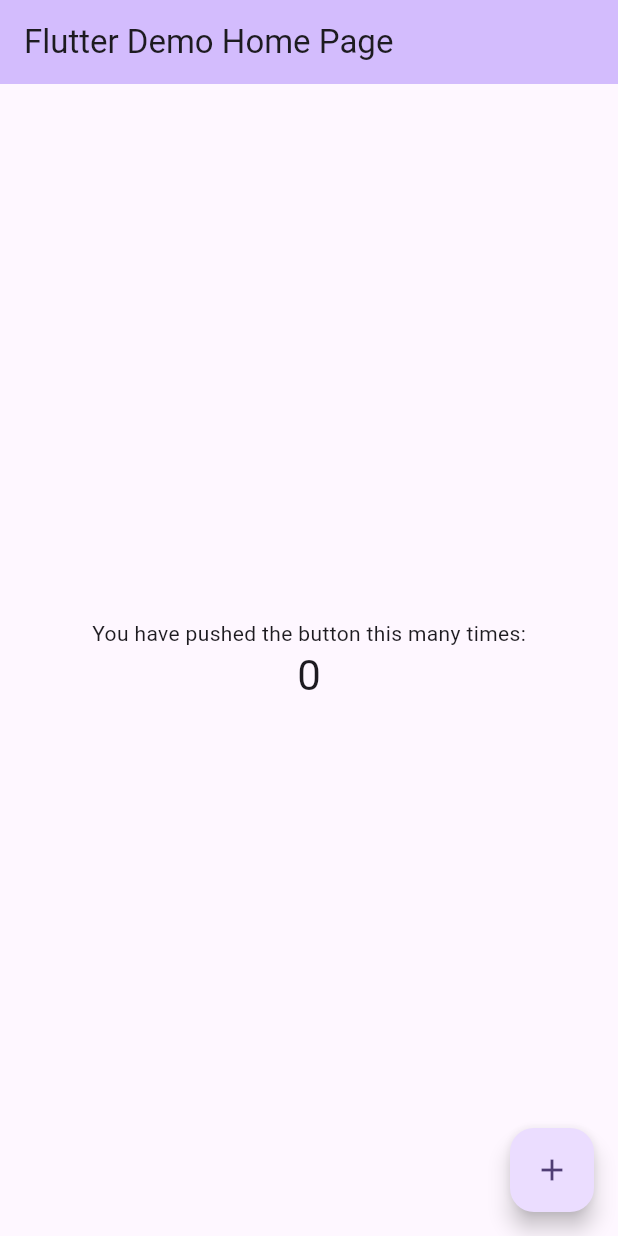
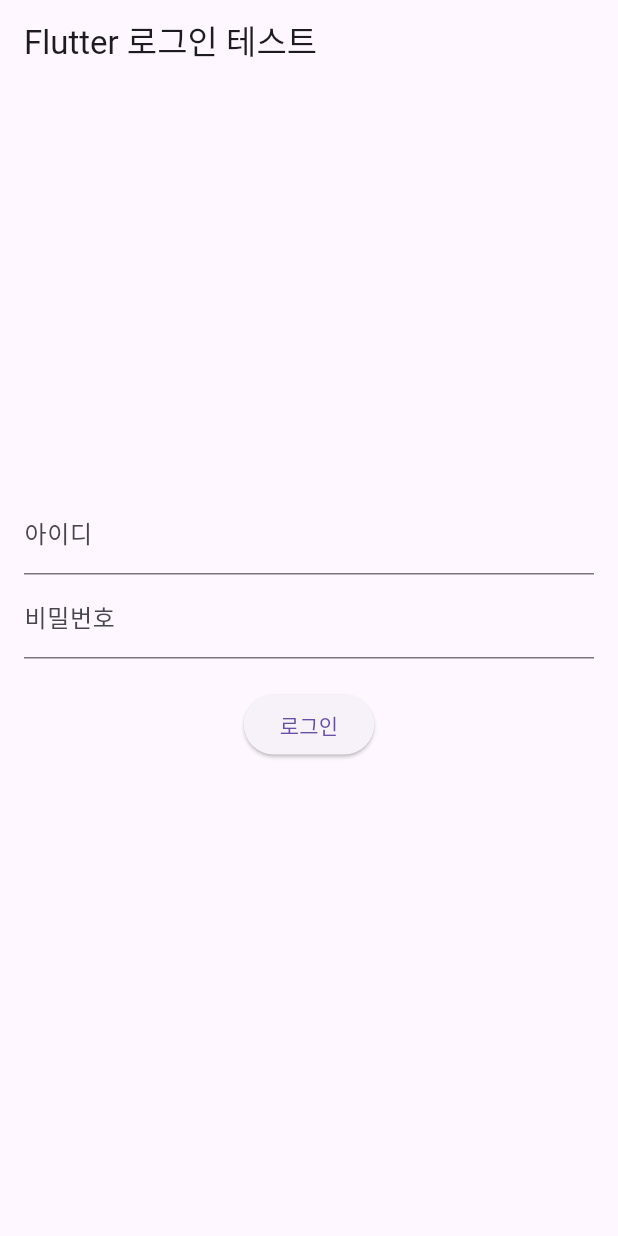
Before and after one commit to kkameoo/petworkFlutter, a Flutter app: the screen it shows after launch, on a phone screen of 412 x 824 dp. Run offline on Flutter 3.47's test engine with Material 3 defaults, Android fonts, the phone set to English and light mode, and no system bars.

Commit message:
DESIGN: 로그인테스트 구현

```diff
--- /dev/null
+++ b/lib/login_page.dart
@@ -0,0 +1,55 @@
+import 'package:flutter/material.dart';
+
+class LoginPage extends StatefulWidget {
+  @override
+  _LoginPageState createState() => _LoginPageState();
+}
+class _LoginPageState extends State<LoginPage> {
+  final TextEditingController _usernameController = TextEditingController();
+  final TextEditingController _passwordController = TextEditingController();
+  String _message ="";
+
+  void _login() {
+    String username = _usernameController.text;
+    String password = _passwordController.text;
+
+    if (username == 'testuser' && password == '1234') {
+      setState(() {
+        _message = '로그인 성공';
+      });
+    } else {
+      setState(() {
+        _message = '로그인 실패';
+      });
+    }
+  }
+
+  @override
+  Widget build(BuildContext context) {
+    return Scaffold(
+      appBar: AppBar(title: Text('Flutter 로그인 테스트')),
+      body: Padding(
+        padding: EdgeInsets.all(16.0),
+        child: Column(
+          mainAxisAlignment: MainAxisAlignment.center,
+          children: [
+            TextField(
+              controller: _usernameController,
+              decoration: InputDecoration(labelText: '아이디'),
+            ),
+            TextField(
+              controller: _passwordController,
+              decoration: InputDecoration(labelText: '비밀번호'),
+              obscureText: true,
+            ),
+            SizedBox(height: 20),
+            ElevatedButton(onPressed: _login, child: Text('로그인'),
+            ),
+            SizedBox(height: 20),
+            Text(_message, style: TextStyle(fontSize: 18, fontWeight: FontWeight.bold)),
+          ],
+        ),
+      ),
+    );
+  }
+}
--- a/lib/main.dart
+++ b/lib/main.dart
@@ -1,122 +1,17 @@
 import 'package:flutter/material.dart';
+import 'login_page.dart';
 
 void main() {
-  runApp(const MyApp());
+  runApp(MyApp());
 }
 
 class MyApp extends StatelessWidget {
-  const MyApp({super.key});
-
-  // This widget is the root of your application.
   @override
   Widget build(BuildContext context) {
     return MaterialApp(
-      title: 'Flutter Demo',
-      theme: ThemeData(
-        // This is the theme of your application.
-        //
-        // TRY THIS: Try running your application with "flutter run". You'll see
-        // the application has a purple toolbar. Then, without quitting the app,
-        // try changing the seedColor in the colorScheme below to Colors.green
-        // and then invoke "hot reload" (save your changes or press the "hot
-        // reload" button in a Flutter-supported IDE, or press "r" if you used
-        // the command line to start the app).
-        //
-        // Notice that the counter didn't reset back to zero; the application
-        // state is not lost during the reload. To reset the state, use hot
-        // restart instead.
-        //
-        // This works for code too, not just values: Most code changes can be
-        // tested with just a hot reload.
-        colorScheme: ColorScheme.fromSeed(seedColor: Colors.deepPurple),
-      ),
-      home: const MyHomePage(title: 'Flutter Demo Home Page'),
+      debugShowCheckedModeBanner: false,
+      title: 'Flutter 로그인 테스트',
+      home: LoginPage(), // 로그인 페이지 연결
     );
   }
 }
-
-class MyHomePage extends StatefulWidget {
-  const MyHomePage({super.key, required this.title});
-
-  // This widget is the home page of your application. It is stateful, meaning
-  // that it has a State object (defined below) that contains fields that affect
-  // how it looks.
-
-  // This class is the configuration for the state. It holds the values (in this
-  // case the title) provided by the parent (in this case the App widget) and
-  // used by the build method of the State. Fields in a Widget subclass are
-  // always marked "final".
-
-  final String title;
-
-  @override
-  State<MyHomePage> createState() => _MyHomePageState();
-}
-
-class _MyHomePageState extends State<MyHomePage> {
-  int _counter = 0;
-
-  void _incrementCounter() {
-    setState(() {
-      // This call to setState tells the Flutter framework that something has
-      // changed in this State, which causes it to rerun the build method below
-      // so that the display can reflect the updated values. If we changed
-      // _counter without calling setState(), then the build method would not be
-      // called again, and so nothing would appear to happen.
-      _counter++;
-    });
-  }
-
-  @override
-  Widget build(BuildContext context) {
-    // This method is rerun every time setState is called, for instance as done
-    // by the _incrementCounter method above.
-    //
-    // The Flutter framework has been optimized to make rerunning build methods
-    // fast, so that you can just rebuild anything that needs updating rather
-    // than having to individually change instances of widgets.
-    return Scaffold(
-      appBar: AppBar(
-        // TRY THIS: Try changing the color here to a specific color (to
-        // Colors.amber, perhaps?) and trigger a hot reload to see the AppBar
-        // change color while the other colors stay the same.
-        backgroundColor: Theme.of(context).colorScheme.inversePrimary,
-        // Here we take the value from the MyHomePage object that was created by
-        // the App.build method, and use it to set our appbar title.
-        title: Text(widget.title),
-      ),
-      body: Center(
-        // Center is a layout widget. It takes a single child and positions it
-        // in the middle of the parent.
-        child: Column(
-          // Column is also a layout widget. It takes a list of children and
-          // arranges them vertically. By default, it sizes itself to fit its
-          // children horizontally, and tries to be as tall as its parent.
-          //
-          // Column has various properties to control how it sizes itself and
-          // how it positions its children. Here we use mainAxisAlignment to
-          // center the children vertically; the main axis here is the vertical
-          // axis because Columns are vertical (the cross axis would be
-          // horizontal).
-          //
-          // TRY THIS: Invoke "debug painting" (choose the "Toggle Debug Paint"
-          // action in the IDE, or press "p" in the console), to see the
-          // wireframe for each widget.
-          mainAxisAlignment: MainAxisAlignment.center,
-          children: <Widget>[
-            const Text('You have pushed the button this many times:'),
-            Text(
-              '$_counter',
-              style: Theme.of(context).textTheme.headlineMedium,
-            ),
-          ],
-        ),
-      ),
-      floatingActionButton: FloatingActionButton(
-        onPressed: _incrementCounter,
-        tooltip: 'Increment',
-        child: const Icon(Icons.add),
-      ), // This trailing comma makes auto-formatting nicer for build methods.
-    );
-  }
-}
```
